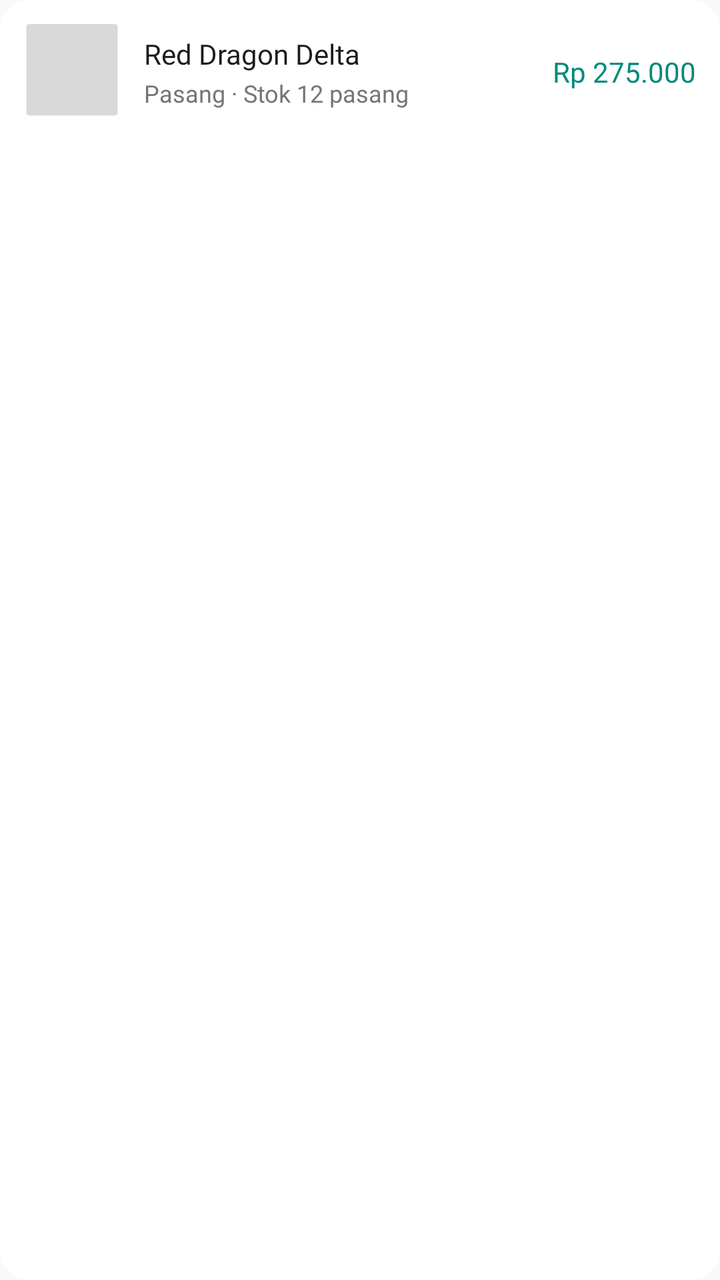
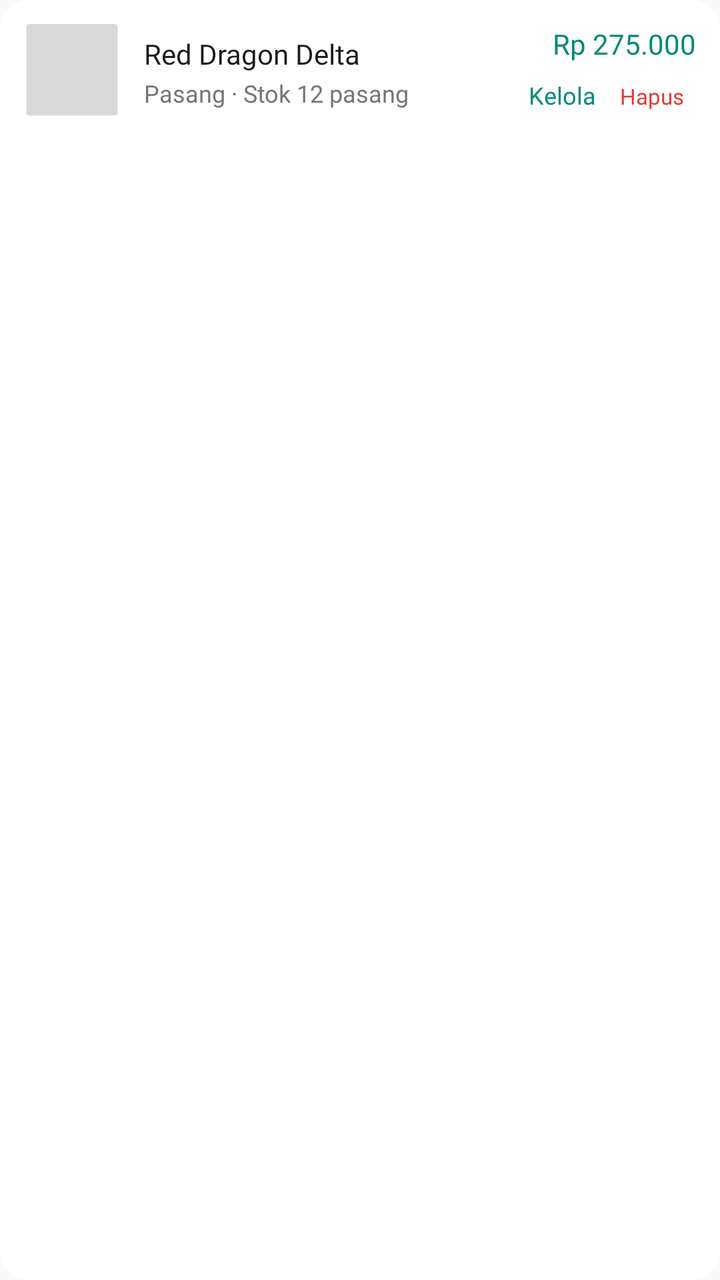

Screens rendered from an Android XML layout before and after an edit, with the pre-edit source and the edit as a unified diff.
<!-- AndroidManifest.xml: application theme Theme.GuppyMarketIDN -->
<!-- res/layout/item_profile_product_card.xml -->
<?xml version="1.0" encoding="utf-8"?>
<androidx.cardview.widget.CardView
    xmlns:android="http://schemas.android.com/apk/res/android"
    xmlns:app="http://schemas.android.com/apk/res-auto"
    android:layout_width="match_parent"
    android:layout_height="wrap_content"
    android:layout_marginBottom="10dp"
    app:cardCornerRadius="14dp"
    app:cardElevation="0dp"
    app:cardBackgroundColor="@color/white"
    app:strokeColor="@color/guppy_stroke"
    app:strokeWidth="1dp">

    <LinearLayout
        android:layout_width="match_parent"
        android:layout_height="wrap_content"
        android:padding="12dp"
        android:gravity="center_vertical"
        android:orientation="horizontal">

        <com.google.android.material.imageview.ShapeableImageView
            android:id="@+id/imgProfileProductThumb"
            android:layout_width="48dp"
            android:layout_height="48dp"
            android:src="@drawable/bg_image_grid"
            android:scaleType="centerCrop"
            app:cornerSize="10dp"/>

        <LinearLayout
            android:layout_width="0dp"
            android:layout_weight="1"
            android:layout_height="wrap_content"
            android:layout_marginStart="12dp"
            android:orientation="vertical">

            <TextView
                android:id="@+id/tvProfileProductTitle"
                android:layout_width="wrap_content"
                android:layout_height="wrap_content"
                android:text="Red Dragon Delta"
                android:textColor="@color/guppy_text_black"
                android:fontFamily="@font/inter_bold"
                android:textSize="14sp"
                android:maxLines="1"
                android:ellipsize="end"/>

            <TextView
                android:id="@+id/tvProfileProductStockInfo"
                android:layout_width="wrap_content"
                android:layout_height="wrap_content"
                android:layout_marginTop="2dp"
                android:text="Pasang · Stok 12 pasang"
                android:textColor="@color/guppy_text_gray"
                android:fontFamily="@font/inter_regular"
                android:textSize="12sp"/>
        </LinearLayout>

        <TextView
            android:id="@+id/tvProfileProductPrice"
            android:layout_width="wrap_content"
            android:layout_height="wrap_content"
            android:text="Rp 275.000"
            android:textColor="@color/guppy_primary"
            android:fontFamily="@font/inter_bold"
            android:textSize="14sp"/>

    </LinearLayout>
</androidx.cardview.widget.CardView>
<!-- resources referenced by this layout -->
<resources>
  <color name="guppy_primary">#00897B</color>
  <color name="guppy_stroke">#EBEBEB</color>
  <color name="guppy_text_black">#1C1C1C</color>
  <color name="guppy_text_gray">#757575</color>
  <color name="white">#FFFFFFFF</color>
  <!-- drawable bg_image_grid (drawable) -->
  <vector xmlns:android="http://schemas.android.com/apk/res/android"
      android:width="168dp"
      android:height="168dp"
      android:viewportWidth="168"
      android:viewportHeight="168">
    <path
        android:pathData="M9,0L159,0A5,5 0,0 1,164 5L164,155A5,5 0,0 1,159 160L9,160A5,5 0,0 1,4 155L4,5A5,5 0,0 1,9 0z"
        android:fillColor="#D9D9D9"/>
  </vector>
  <style name="Theme.GuppyMarketIDN" parent="Base.Theme.GuppyMarketIDN" />
  <style name="Base.Theme.GuppyMarketIDN" parent="Theme.Material3.Light.NoActionBar">
          <item name="colorPrimary">@color/guppy_primary</item>
          <item name="colorOnPrimary">@color/white</item>
          <item name="android:textColorPrimary">@color/guppy_text_black</item>
          <item name="android:textColorSecondary">@color/guppy_text_gray</item>
          <item name="android:windowBackground">@color/guppy_background</item>
      </style>
  <color name="guppy_background">#F8F9FA</color>
</resources>

<!-- the commit's change to res/layout/item_profile_product_card.xml (unified diff, before → after) -->
@@ -55,14 +55,54 @@
                 android:textSize="12sp"/>
         </LinearLayout>
 
-        <TextView
-            android:id="@+id/tvProfileProductPrice"
+        <LinearLayout
             android:layout_width="wrap_content"
             android:layout_height="wrap_content"
-            android:text="Rp 275.000"
-            android:textColor="@color/guppy_primary"
-            android:fontFamily="@font/inter_bold"
-            android:textSize="14sp"/>
+            android:gravity="end"
+            android:orientation="vertical">
+
+            <TextView
+                android:id="@+id/tvProfileProductPrice"
+                android:layout_width="wrap_content"
+                android:layout_height="wrap_content"
+                android:text="Rp 275.000"
+                android:textColor="@color/guppy_primary"
+                android:fontFamily="@font/inter_bold"
+                android:textSize="14sp"/>
+
+            <LinearLayout
+                android:layout_width="wrap_content"
+                android:layout_height="wrap_content"
+                android:layout_marginTop="4dp"
+                android:orientation="horizontal">
+
+                <TextView
+                    android:id="@+id/btnManageProfileProduct"
+                    android:layout_width="wrap_content"
+                    android:layout_height="wrap_content"
+                    android:text="Kelola"
+                    android:textColor="@color/guppy_primary"
+                    android:fontFamily="@font/inter_bold"
+                    android:textSize="12sp"
+                    android:paddingHorizontal="6dp"
+                    android:paddingVertical="4dp"
+                    android:clickable="true"
+                    android:focusable="true"/>
+
+                <TextView
+                    android:id="@+id/btnDeleteProfileProduct"
+                    android:layout_width="wrap_content"
+                    android:layout_height="wrap_content"
+                    android:text="Hapus"
+                    android:textColor="@color/guppy_red"
+                    android:fontFamily="@font/inter_medium"
+                    android:textSize="11sp"
+                    android:paddingHorizontal="6dp"
+                    android:paddingVertical="4dp"
+                    android:clickable="true"
+                    android:focusable="true"/>
+            </LinearLayout>
+        </LinearLayout>
 
     </LinearLayout>
 </androidx.cardview.widget.CardView>
<!-- resource entries referenced after the edit -->
@@ -1,6 +1,7 @@
 <!-- resources referenced by this layout -->
 <resources>
   <color name="guppy_primary">#00897B</color>
+  <color name="guppy_red">#E53935</color>
   <color name="guppy_stroke">#EBEBEB</color>
   <color name="guppy_text_black">#1C1C1C</color>
   <color name="guppy_text_gray">#757575</color>
